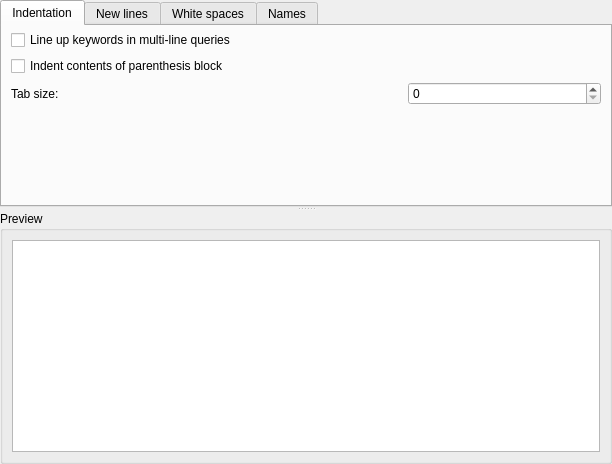
Old version of the form trunk/Plugins/SqlEnterpriseFormatter/sqlenterpriseformatter.ui in the repository pawelsalawa/sqlitestudio.
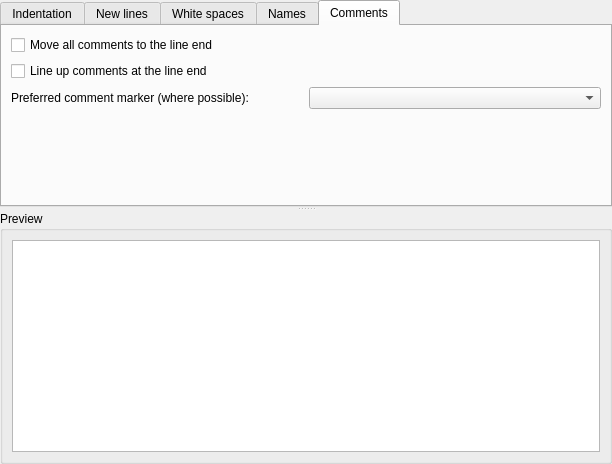
New version of the form. The open tabs and pages were chosen to show the change. Custom widgets are drawn as their Qt base class.

Commit message: Initial support for comments in sql formatter.

Patch:
```diff
--- a/trunk/Plugins/SqlEnterpriseFormatter/sqlenterpriseformatter.ui
+++ b/trunk/Plugins/SqlEnterpriseFormatter/sqlenterpriseformatter.ui
@@ -626,6 +626,63 @@
         </item>
        </layout>
       </widget>
+      <widget class="QWidget" name="commentsTab">
+       <attribute name="title">
+        <string>Comments</string>
+       </attribute>
+       <layout class="QGridLayout" name="gridLayout_3">
+        <item row="2" column="0">
+         <widget class="QLabel" name="label_3">
+          <property name="text">
+           <string>Preferred comment marker (where possible):</string>
+          </property>
+         </widget>
+        </item>
+        <item row="2" column="1">
+         <widget class="ConfigComboBox" name="comboBox_2">
+          <property name="cfg" stdset="0">
+           <string notr="true">SqlEnterpriseFormatter.PreferredCommentMarker</string>
+          </property>
+          <property name="modelName" stdset="0">
+           <string>SqlEnterpriseFormatter.CommentMarkers</string>
+          </property>
+         </widget>
+        </item>
+        <item row="0" column="0" colspan="2">
+         <widget class="QCheckBox" name="checkBox_33">
+          <property name="text">
+           <string>Move all comments to the line end</string>
+          </property>
+          <property name="cfg" stdset="0">
+           <string notr="true">SqlEnterpriseFormatter.MoveAllCommentsToLineEnd</string>
+          </property>
+         </widget>
+        </item>
+        <item row="1" column="0" colspan="2">
+         <widget class="QCheckBox" name="checkBox_34">
+          <property name="text">
+           <string>Line up comments at the line end</string>
+          </property>
+          <property name="cfg" stdset="0">
+           <string notr="true">SqlEnterpriseFormatter.LineUpCommentsAtLineEnd</string>
+          </property>
+         </widget>
+        </item>
+        <item row="3" column="0" colspan="2">
+         <spacer name="verticalSpacer_5">
+          <property name="orientation">
+           <enum>Qt::Vertical</enum>
+          </property>
+          <property name="sizeHint" stdset="0">
+           <size>
+            <width>20</width>
+            <height>40</height>
+           </size>
+          </property>
+         </spacer>
+        </item>
+       </layout>
+      </widget>
      </widget>
      <widget class="QGroupBox" name="groupBox">
       <property name="sizePolicy">
```
Left out of the diff: 12 changed lines with no effect on the pictures. The commit also changes 7 other files.
